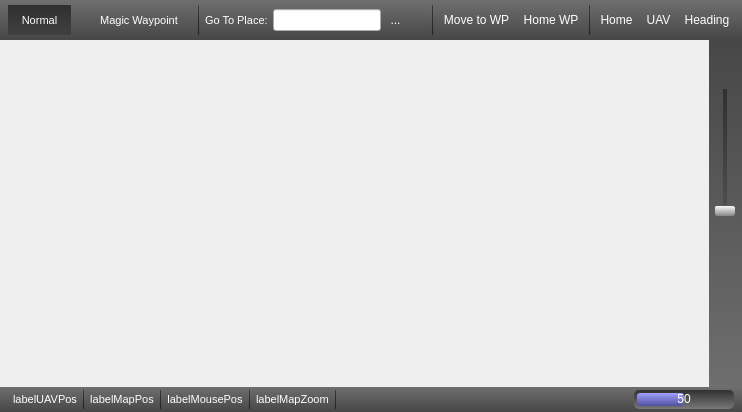
Old version of the form ground/gcs/src/plugins/opmap/opmap_widget.ui in the repository librepilot/LibrePilot.
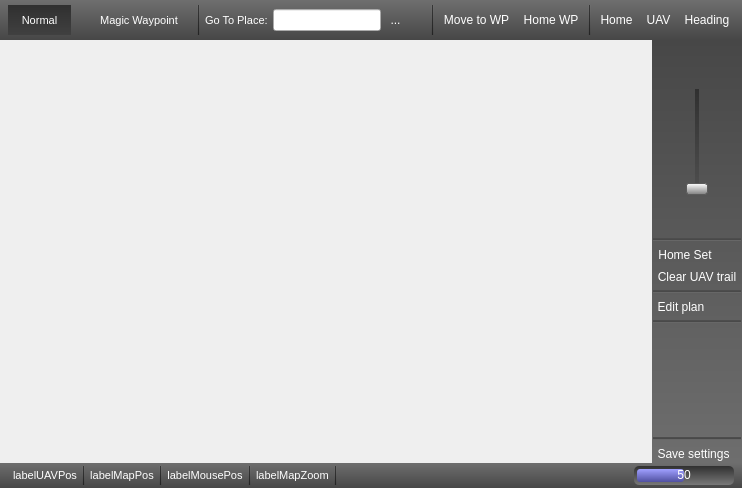
New version of the form. Icons and pictures are not drawn.

Commit message: LP-572 Add buttons to the right: Save, clear trail, PathPlan editor, Home set

Patch:
```diff
--- a/ground/gcs/src/plugins/opmap/opmap_widget.ui
+++ b/ground/gcs/src/plugins/opmap/opmap_widget.ui
@@ -6,8 +6,8 @@
    <rect>
     <x>0</x>
     <y>0</y>
-    <width>514</width>
-    <height>412</height>
+    <width>671</width>
+    <height>488</height>
    </rect>
   </property>
   <property name="sizePolicy">
@@ -1020,6 +1020,152 @@
                </property>
               </widget>
              </item>
+             <item>
+              <widget class="Line" name="line_7">
+               <property name="frameShadow">
+                <enum>QFrame::Plain</enum>
+               </property>
+               <property name="orientation">
+                <enum>Qt::Horizontal</enum>
+               </property>
+              </widget>
+             </item>
+             <item>
+              <widget class="QToolButton" name="toolButtonHomeSet">
+               <property name="sizePolicy">
+                <sizepolicy hsizetype="Fixed" vsizetype="Preferred">
+                 <horstretch>0</horstretch>
+                 <verstretch>0</verstretch>
+                </sizepolicy>
+               </property>
+               <property name="toolTip">
+                <string>Set HomeLocation to be used by the
+autopilot or just pick the first GPS fix.</string>
+               </property>
+               <property name="text">
+                <string>Home Set</string>
+               </property>
+               <property name="icon">
+                <iconset resource="opmap.qrc">
+                 <normaloff>:/opmap/images/button_home_not_set.png</normaloff>
+                 <normalon>:/opmap/images/button_home_set.png</normalon>:/opmap/images/button_home_not_set.png</iconset>
+               </property>
+               <property name="iconSize">
+                <size>
+                 <width>28</width>
+                 <height>28</height>
+                </size>
+               </property>
+               <property name="checkable">
+                <bool>true</bool>
+               </property>
+               <property name="autoRepeat">
+                <bool>false</bool>
+               </property>
+               <property name="toolButtonStyle">
+                <enum>Qt::ToolButtonIconOnly</enum>
+               </property>
+               <property name="autoRaise">
+                <bool>false</bool>
+               </property>
+              </widget>
+             </item>
+             <item>
+              <widget class="QToolButton" name="toolButtonClearUAVTrail">
+               <property name="sizePolicy">
+                <sizepolicy hsizetype="Fixed" vsizetype="Preferred">
+                 <horstretch>0</horstretch>
+                 <verstretch>0</verstretch>
+                </sizepolicy>
+               </property>
+               <property name="toolTip">
+                <string>Clear UAV trail</string>
+               </property>
+               <property name="text">
+                <string>Clear UAV trail</string>
+               </property>
+               <property name="icon">
+                <iconset resource="opmap.qrc">
+                 <normaloff>:/opmap/images/button_clear_uavtrail.png</normaloff>:/opmap/images/button_clear_uavtrail.png</iconset>
+               </property>
+               <property name="iconSize">
+                <size>
+                 <width>28</width>
+                 <height>28</height>
+                </size>
+               </property>
+               <property name="checkable">
+                <bool>false</bool>
+               </property>
+               <property name="autoRepeat">
+                <bool>false</bool>
+               </property>
+               <property name="toolButtonStyle">
+                <enum>Qt::ToolButtonIconOnly</enum>
+               </property>
+               <property name="autoRaise">
+                <bool>false</bool>
+               </property>
+              </widget>
+             </item>
+             <item>
+              <widget class="Line" name="line_9">
+               <property name="frameShadow">
+                <enum>QFrame::Plain</enum>
+               </property>
+               <property name="orientation">
+                <enum>Qt::Horizontal</enum>
+               </property>
+              </widget>
+             </item>
+             <item>
+              <widget class="QToolButton" name="toolButtonPlanEditor">
+               <property name="sizePolicy">
+                <sizepolicy hsizetype="Fixed" vsizetype="Preferred">
+                 <horstretch>0</horstretch>
+                 <verstretch>0</verstretch>
+                </sizepolicy>
+               </property>
+               <property name="toolTip">
+                <string>Edit PathPlan</string>
+               </property>
+               <property name="text">
+                <string>Edit plan</string>
+               </property>
+               <property name="icon">
+                <iconset resource="opmap.qrc">
+                 <normaloff>:/opmap/images/button_edit_plan.png</normaloff>:/opmap/images/button_edit_plan.png</iconset>
+               </property>
+               <property name="iconSize">
+                <size>
+                 <width>28</width>
+                 <height>28</height>
+                </size>
+               </property>
+               <property name="checkable">
+                <bool>false</bool>
+               </property>
+               <property name="autoRepeat">
+                <bool>false</bool>
+               </property>
+               <property name="toolButtonStyle">
+                <enum>Qt::ToolButtonIconOnly</enum>
+               </property>
+               <property name="autoRaise">
+                <bool>false</bool>
+               </property>
+              </widget>
+             </item>
+             <item>
+              <widget class="Line" name="line_10">
+               <property name="frameShadow">
+                <enum>QFrame::Plain</enum>
+               </property>
+               <property name="orientation">
+                <enum>Qt::Horizontal</enum>
+               </property>
+              </widget>
+             </item>
              <item>
               <spacer name="verticalSpacer_2">
                <property name="orientation">
@@ -1036,6 +1182,54 @@
                </property>
               </spacer>
              </item>
+             <item>
+              <widget class="Line" name="line_11">
+               <property name="frameShadow">
+                <enum>QFrame::Plain</enum>
+               </property>
+               <property name="orientation">
+                <enum>Qt::Horizontal</enum>
+               </property>
+              </widget>
+             </item>
+             <item>
+              <widget class="QToolButton" name="toolButtonSaveSettings">
+               <property name="sizePolicy">
+                <sizepolicy hsizetype="Fixed" vsizetype="Preferred">
+                 <horstretch>0</horstretch>
+                 <verstretch>0</verstretch>
+                </sizepolicy>
+               </property>
+               <property name="toolTip">
+                <string>Save current map settings</string>
+               </property>
+               <property name="text">
+                <string>Save settings</string>
+               </property>
+               <property name="icon">
+                <iconset resource="opmap.qrc">
+                 <normaloff>:/opmap/images/button_save.png</normaloff>:/opmap/images/button_save.png</iconset>
+               </property>
+               <property name="iconSize">
+                <size>
+                 <width>28</width>
+                 <height>28</height>
+                </size>
+               </property>
+               <property name="checkable">
+                <bool>false</bool>
+               </property>
+               <property name="autoRepeat">
+                <bool>false</bool>
+               </property>
+               <property name="toolButtonStyle">
+                <enum>Qt::ToolButtonIconOnly</enum>
+               </property>
+               <property name="autoRaise">
+                <bool>false</bool>
+               </property>
+              </widget>
+             </item>
             </layout>
            </widget>
           </item>
```
Left out of the diff: 48 changed lines with no effect on the pictures. The commit also changes 4 other files.
